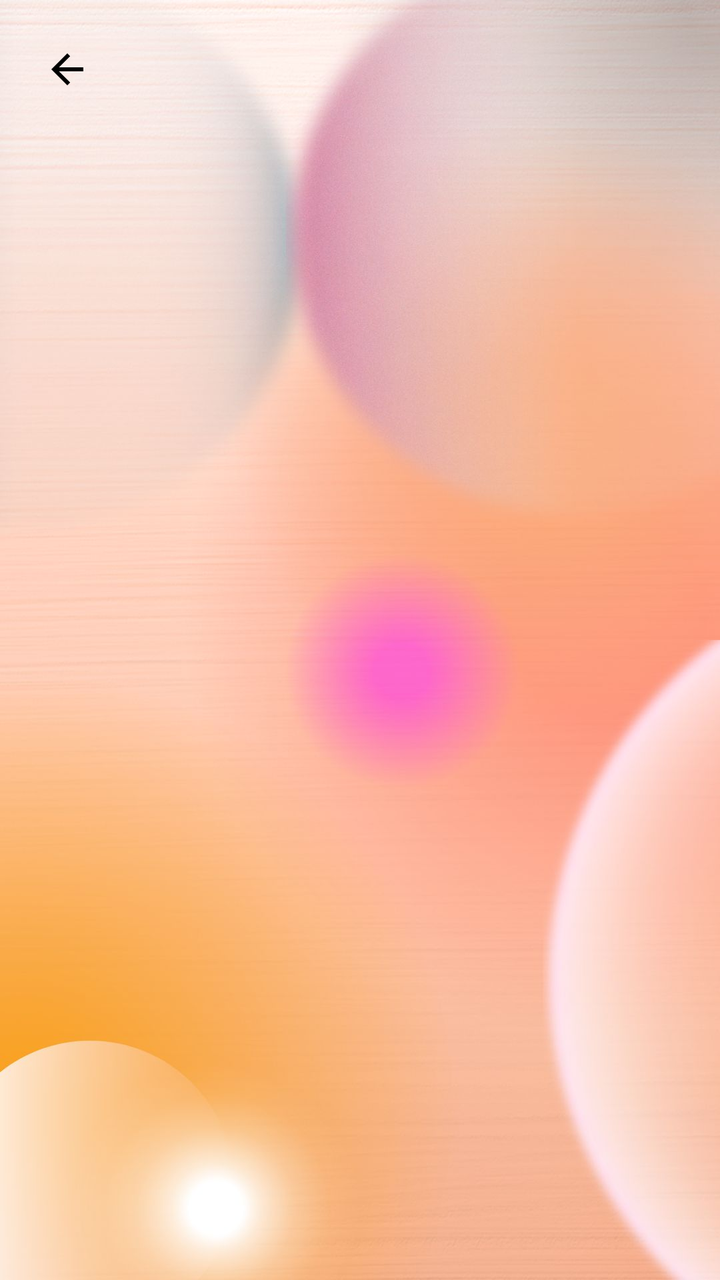
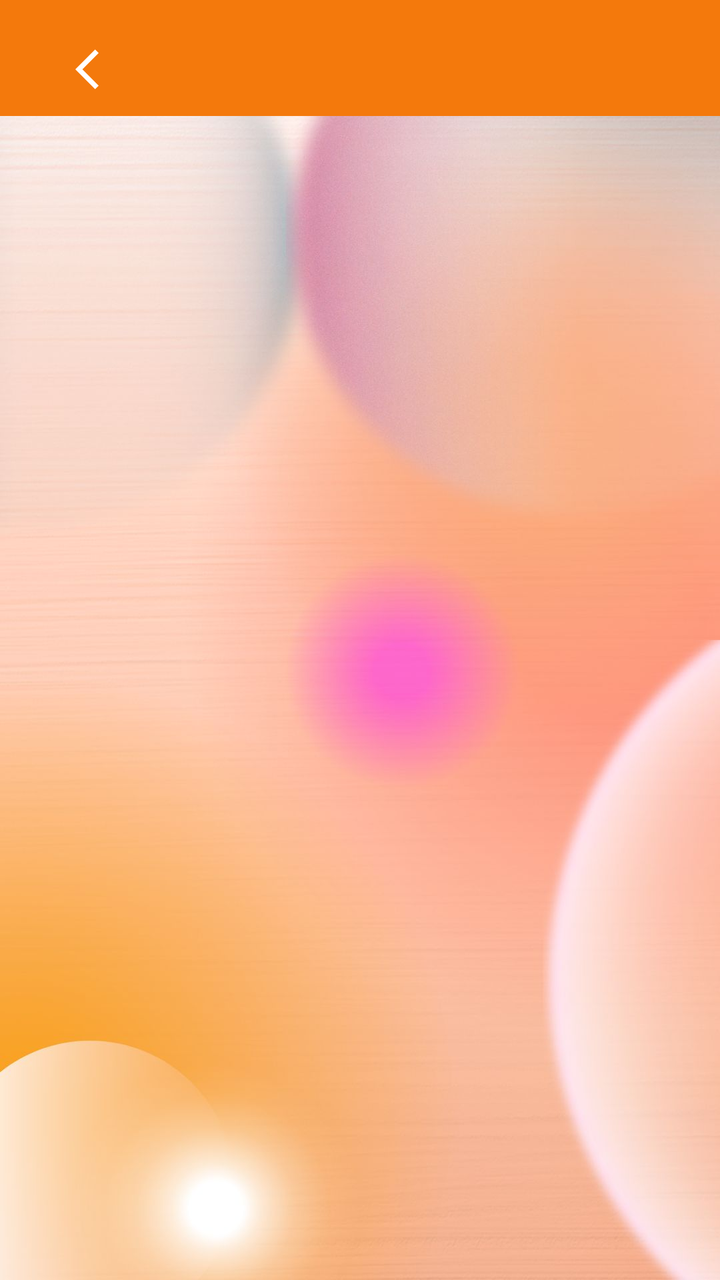

Two renders of the same Android screen: before a commit and after it. Below are the layout's source before the change and the commit's diff.
<!-- AndroidManifest.xml: application theme Theme.MyApplication -->
<!-- res/layout/activity_two.xml -->
<?xml version="1.0" encoding="utf-8"?>
<RelativeLayout xmlns:android="http://schemas.android.com/apk/res/android"
    xmlns:app="http://schemas.android.com/apk/res-auto"
    xmlns:tools="http://schemas.android.com/tools"
    android:layout_width="match_parent"
    android:layout_height="match_parent"
    tools:context=".two"
     >
    <ImageView
        android:layout_width="match_parent"
        android:layout_height="match_parent"
        android:src="@drawable/untitleddesignh"
        android:scaleType="centerCrop"
        android:contentDescription="@string/todo78" />
    <ImageButton
        android:id="@+id/button2"
        android:layout_width="@dimen/dim_67"
        android:layout_height="@dimen/dim_69"
        android:background="@null"
        android:src="@drawable/baseline_arrow_back_24"
        app:layout_constraintEnd_toEndOf="parent"
        app:layout_constraintHorizontal_bias="0.0"
        app:layout_constraintStart_toStartOf="parent"
        tools:ignore="ContentDescription,ImageContrastCheck,MissingConstraints,SpeakableTextPresentCheck,TouchTargetSizeCheck"
        tools:layout_editor_absoluteY="@dimen/dim_3">

    </ImageButton>

    <androidx.recyclerview.widget.RecyclerView
        android:id="@+id/recyle34"
        android:layout_width="@dimen/dim_378"
        android:layout_height="685dp"
        android:layout_alignParentStart="true"
        android:layout_alignParentBottom="true"
        android:layout_centerHorizontal="true"
        android:layout_marginStart="@dimen/dim_16"
        android:layout_marginBottom="-5dp"
        app:layoutManager="androidx.recyclerview.widget.GridLayoutManager"
        app:spanCount="2"
        tools:listitem="@layout/item_books" />

</RelativeLayout>
<!-- res/layout/item_books.xml (included above) -->
<?xml version="1.0" encoding="utf-8"?>
<androidx.cardview.widget.CardView xmlns:android="http://schemas.android.com/apk/res/android"
    xmlns:tools="http://schemas.android.com/tools"
    android:layout_width="match_parent"
    android:layout_height="wrap_content"
    xmlns:app="http://schemas.android.com/apk/res-auto"
    android:layout_margin="@dimen/dim_5"
    app:cardCornerRadius="@dimen/dim_7">
    <LinearLayout
        android:layout_width="match_parent"
        android:layout_height="wrap_content"
        android:orientation="vertical">
        <androidx.cardview.widget.CardView
            android:layout_width="match_parent"
            android:layout_margin="@dimen/dim_5"
            app:cardCornerRadius="@dimen/dim_7"
            android:layout_height="@dimen/dim_250"
            app:cardElevation="@dimen/dim_10">
            <ImageView
                android:src="@drawable/downloads"
                android:layout_width="match_parent"
                android:layout_height="match_parent"
                android:adjustViewBounds="true"
                android:id="@+id/book_cover"
                tools:ignore="ContentDescription" />
        </androidx.cardview.widget.CardView>

        <TextView
            android:id="@+id/book_t"
            android:layout_width="wrap_content"
            android:layout_height="wrap_content"
            android:layout_margin="@dimen/dim_10"
            android:text="@string/_101_computer_fundamental"
            android:textColor="#090909"
            android:textSize="12sp"
            tools:ignore="VisualLintBounds" />
    </LinearLayout>

</androidx.cardview.widget.CardView>
<!-- resources referenced by this layout -->
<resources>
  <dimen name="dim_10">10dp</dimen>
  <dimen name="dim_16">16dp</dimen>
  <dimen name="dim_250">250dp</dimen>
  <dimen name="dim_3">3dp</dimen>
  <dimen name="dim_378">378dp</dimen>
  <dimen name="dim_5">5dp</dimen>
  <dimen name="dim_67">67dp</dimen>
  <dimen name="dim_69">69dp</dimen>
  <dimen name="dim_7">7dp</dimen>
  <!-- drawable baseline_arrow_back_24 (drawable) -->
  <vector android:autoMirrored="true" android:height="24dp"
      android:tint="#000000" android:viewportHeight="24"
      android:viewportWidth="24" android:width="24dp" xmlns:android="http://schemas.android.com/apk/res/android">
      <path android:fillColor="@android:color/white" android:pathData="M20,11H7.83l5.59,-5.59L12,4l-8,8 8,8 1.41,-1.41L7.83,13H20v-2z"/>
  </vector>
  <!-- drawable downloads: jpg bitmap (drawable-mdpi, 11586 bytes) -->
  <!-- drawable untitleddesignh: jpg bitmap (drawable-mdpi, 84470 bytes) -->
  <string name="_101_computer_fundamental">101-Computer FundaMental</string>
  <string name="todo78">TODO45</string>
  <style name="Theme.MyApplication" parent="Base.Theme.MyApplication" />
  <style name="Base.Theme.MyApplication" parent="Theme.Material3.DayNight.NoActionBar">
          
          
  
          <item name="colorPrimary">#F4790C</item>
      </style>
</resources>

<!-- the commit's change to res/layout/activity_two.xml (unified diff, before → after) -->
@@ -6,25 +6,42 @@
     android:layout_height="match_parent"
     tools:context=".two"
      >
+
     <ImageView
         android:layout_width="match_parent"
         android:layout_height="match_parent"
+        android:contentDescription="@string/todo78"
+        android:scaleType="centerCrop"
         android:src="@drawable/untitleddesignh"
-        android:scaleType="centerCrop"
-        android:contentDescription="@string/todo78" />
-    <ImageButton
-        android:id="@+id/button2"
-        android:layout_width="@dimen/dim_67"
-        android:layout_height="@dimen/dim_69"
-        android:background="@null"
-        android:src="@drawable/baseline_arrow_back_24"
+        tools:ignore="ImageContrastCheck" />
+    <com.google.android.material.appbar.MaterialToolbar
+        android:id="@+id/materialToolbar"
+        android:layout_width="413dp"
+        android:layout_height="58dp"
+        android:background="?attr/colorPrimary"
+        android:minHeight="?attr/actionBarSize"
+        android:theme="?attr/actionBarTheme"
         app:layout_constraintEnd_toEndOf="parent"
-        app:layout_constraintHorizontal_bias="0.0"
         app:layout_constraintStart_toStartOf="parent"
-        tools:ignore="ContentDescription,ImageContrastCheck,MissingConstraints,SpeakableTextPresentCheck,TouchTargetSizeCheck"
-        tools:layout_editor_absoluteY="@dimen/dim_3">
+        tools:layout_editor_absoluteY="0dp"
+        tools:ignore="MissingConstraints,VisualLintBounds">
+        
+        <ImageButton
+            android:id="@+id/button2"
+            android:layout_width="@dimen/dim_67"
+            android:layout_height="@dimen/dim_69"
+            android:background="@null"
 
-    </ImageButton>
+            app:layout_constraintEnd_toEndOf="parent"
+            app:layout_constraintHorizontal_bias="0.0"
+            app:layout_constraintStart_toStartOf="parent"
+            tools:ignore="ContentDescription,ImageContrastCheck,MissingConstraints,SpeakableTextPresentCheck,TouchTargetSizeCheck,VisualLintBounds"
+            tools:layout_editor_absoluteY="@dimen/dim_3"
+            android:src="@drawable/baseline_arrow_back_ios_24"
+            app:tint="@android:color/white"
+            />
+    </com.google.android.material.appbar.MaterialToolbar>
+
 
     <androidx.recyclerview.widget.RecyclerView
         android:id="@+id/recyle34"
@@ -42,40 +59,55 @@
 </RelativeLayout>
 <!-- res/layout/item_books.xml (included above) -->
 <?xml version="1.0" encoding="utf-8"?>
-<androidx.cardview.widget.CardView xmlns:android="http://schemas.android.com/apk/res/android"
+<androidx.cardview.widget.CardView
+    xmlns:android="http://schemas.android.com/apk/res/android"
+    xmlns:app="http://schemas.android.com/apk/res-auto"
     xmlns:tools="http://schemas.android.com/tools"
     android:layout_width="match_parent"
     android:layout_height="wrap_content"
-    xmlns:app="http://schemas.android.com/apk/res-auto"
     android:layout_margin="@dimen/dim_5"
-    app:cardCornerRadius="@dimen/dim_7">
+    app:cardCornerRadius="@dimen/dim_7"
+    app:cardElevation="@dimen/dim_6"
+    android:background="?android:attr/selectableItemBackground">
+
     <LinearLayout
         android:layout_width="match_parent"
         android:layout_height="wrap_content"
-        android:orientation="vertical">
+        android:orientation="vertical"
+        android:padding="@dimen/dim_8">
+
+        
         <androidx.cardview.widget.CardView
             android:layout_width="match_parent"
-            android:layout_margin="@dimen/dim_5"
+            android:layout_height="@dimen/dim_250"
+            android:layout_marginBottom="@dimen/dim_8"
             app:cardCornerRadius="@dimen/dim_7"
-            android:layout_height="@dimen/dim_250"
             app:cardElevation="@dimen/dim_10">
+
             <ImageView
-                android:src="@drawable/downloads"
+                android:id="@+id/book_cover"
                 android:layout_width="match_parent"
                 android:layout_height="match_parent"
+                android:scaleType="centerCrop"
                 android:adjustViewBounds="true"
-                android:id="@+id/book_cover"
+
+                android:src="@drawable/downloads"
                 tools:ignore="ContentDescription" />
         </androidx.cardview.widget.CardView>
 
+        
         <TextView
             android:id="@+id/book_t"
             android:layout_width="wrap_content"
             android:layout_height="wrap_content"
-            android:layout_margin="@dimen/dim_10"
+            android:layout_marginStart="@dimen/dim_10"
+            android:layout_marginEnd="@dimen/dim_10"
             android:text="@string/_101_computer_fundamental"
             android:textColor="#090909"
-            android:textSize="12sp"
+            android:textSize="14sp"
+            android:textStyle="bold"
+            android:maxLines="2"
+            android:ellipsize="end"
             tools:ignore="VisualLintBounds" />
     </LinearLayout>
 
<!-- resource entries referenced after the edit -->
@@ -6,14 +6,16 @@
   <dimen name="dim_3">3dp</dimen>
   <dimen name="dim_378">378dp</dimen>
   <dimen name="dim_5">5dp</dimen>
+  <dimen name="dim_6">6dp</dimen>
   <dimen name="dim_67">67dp</dimen>
   <dimen name="dim_69">69dp</dimen>
   <dimen name="dim_7">7dp</dimen>
-  <!-- drawable baseline_arrow_back_24 (drawable) -->
-  <vector android:autoMirrored="true" android:height="24dp"
-      android:tint="#000000" android:viewportHeight="24"
-      android:viewportWidth="24" android:width="24dp" xmlns:android="http://schemas.android.com/apk/res/android">
-      <path android:fillColor="@android:color/white" android:pathData="M20,11H7.83l5.59,-5.59L12,4l-8,8 8,8 1.41,-1.41L7.83,13H20v-2z"/>
+  <dimen name="dim_8" tools:ignore="MissingDefaultResource">12dp</dimen>
+  <!-- drawable baseline_arrow_back_ios_24 (drawable) -->
+  <vector xmlns:android="http://schemas.android.com/apk/res/android" android:autoMirrored="true" android:height="24dp" android:tint="#0C0C0C" android:viewportHeight="24" android:viewportWidth="24" android:width="24dp">
+        
+      <path android:fillColor="@android:color/white" android:pathData="M11.67,3.87L9.9,2.1 0,12l9.9,9.9 1.77,-1.77L3.54,12z"/>
+      
   </vector>
   <!-- drawable downloads: jpg bitmap (drawable-mdpi, 11586 bytes) -->
   <!-- drawable untitleddesignh: jpg bitmap (drawable-mdpi, 84470 bytes) -->
